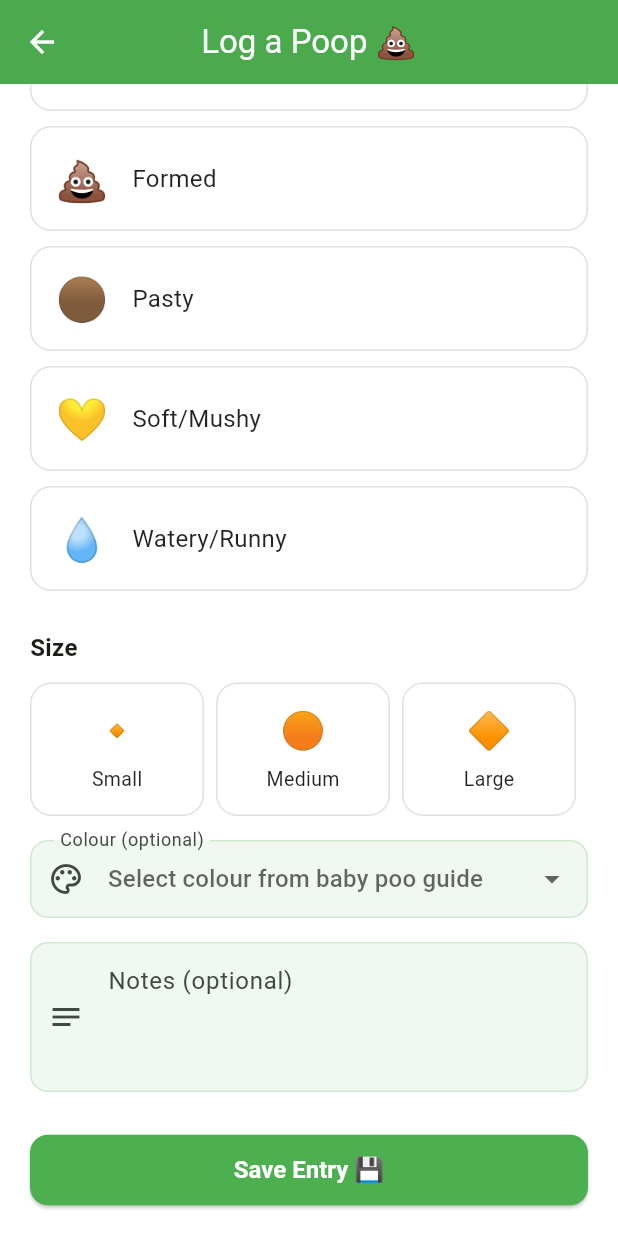
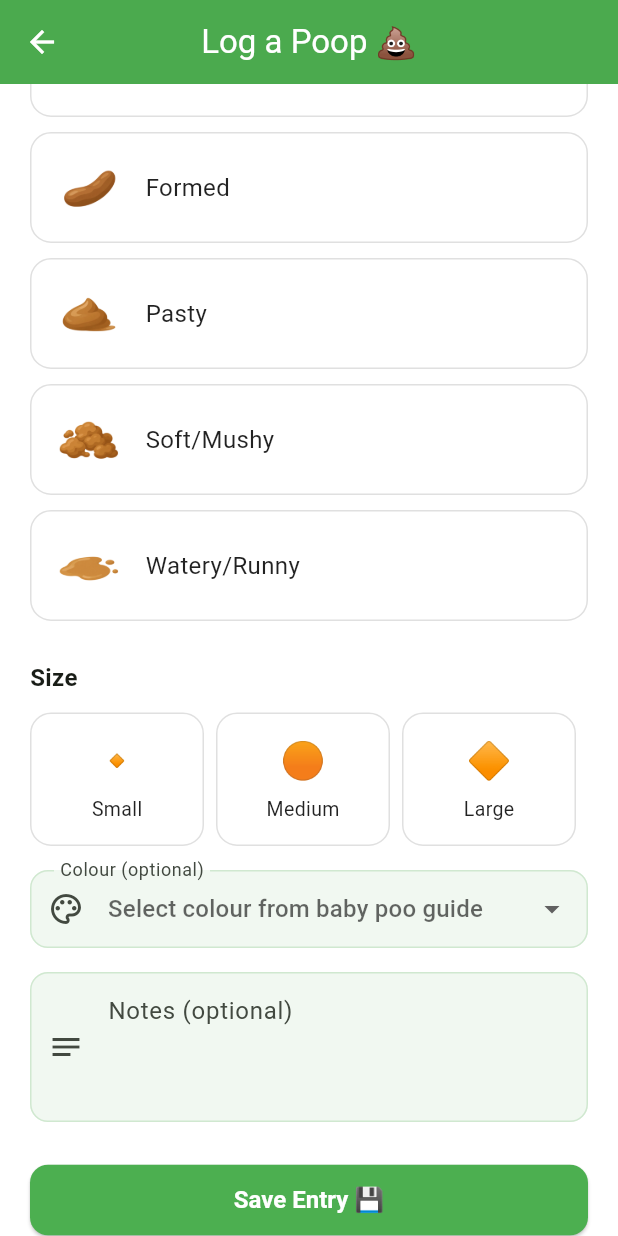
Before and after one commit to xNorbertx/potty-tracker, a Flutter app: the LogPoopScreen screen opened directly with empty values, scrolled down 246 dp, on a phone screen of 412 x 824 dp. Run offline on Flutter 3.47's test engine with Material 3 defaults, Android fonts, the phone set to English and light mode, and no system bars; our stand-ins replace cloud_firestore, cloud_functions, connectivity_plus, firebase_auth, firebase_core, flutter_slidable and 4 more; accounts and stored records are empty.

Commit message:
Replace consistency emojis with clear poop illustrations (#34)

```diff
--- a/lib/models/consistency.dart
+++ b/lib/models/consistency.dart
@@ -1,5 +1,3 @@
-import 'package:flutter/material.dart';
-
 enum Consistency {
   hard,
   formed,
@@ -9,20 +7,7 @@ enum Consistency {
 }
 
 extension ConsistencyExtension on Consistency {
-  String get emoji {
-    switch (this) {
-      case Consistency.hard:
-        return '🪨';
-      case Consistency.formed:
-        return '💩';
-      case Consistency.pasty:
-        return '🟤';
-      case Consistency.soft:
-        return '💛';
-      case Consistency.watery:
-        return '💧';
-    }
-  }
+  String get assetPath => 'assets/consistency/$name.png';
 
   String get label {
     switch (this) {
@@ -39,21 +24,6 @@ extension ConsistencyExtension on Consistency {
     }
   }
 
-  Color get color {
-    switch (this) {
-      case Consistency.hard:
-        return const Color(0xFF757575);
-      case Consistency.formed:
-        return const Color(0xFF6D4C41);
-      case Consistency.pasty:
-        return const Color(0xFFA1887F);
-      case Consistency.soft:
-        return const Color(0xFFFDD835);
-      case Consistency.watery:
-        return const Color(0xFF29B6F6);
-    }
-  }
-
   String get value => name;
 
   static Consistency fromString(String value) {
--- /dev/null
+++ b/lib/widgets/consistency_illustration.dart
@@ -0,0 +1,23 @@
+import 'package:flutter/material.dart';
+import '../models/consistency.dart';
+
+/// The adjacent text supplies the accessible category label.
+class ConsistencyIllustration extends StatelessWidget {
+  final Consistency consistency;
+  final double size;
+
+  const ConsistencyIllustration({
+    super.key,
+    required this.consistency,
+    this.size = 44,
+  });
+
+  @override
+  Widget build(BuildContext context) => Image.asset(
+        consistency.assetPath,
+        width: size,
+        height: size,
+        fit: BoxFit.contain,
+        excludeFromSemantics: true,
+      );
+}
--- a/lib/widgets/consistency_selector.dart
+++ b/lib/widgets/consistency_selector.dart
@@ -1,5 +1,6 @@
 import 'package:flutter/material.dart';
 import '../models/consistency.dart';
+import 'consistency_illustration.dart';
 
 class ConsistencySelector extends StatelessWidget {
   final Consistency? selected;
@@ -53,45 +54,40 @@ class _ConsistencyCard extends StatelessWidget {
           duration: const Duration(milliseconds: 200),
           padding: const EdgeInsets.symmetric(horizontal: 16, vertical: 14),
           decoration: BoxDecoration(
-            color: isSelected
-                ? consistency.color.withValues(alpha: 0.15)
-                : Colors.white,
+            color: isSelected ? const Color(0xFFE8F5E9) : Colors.white,
             borderRadius: BorderRadius.circular(14),
             border: Border.all(
-              color: isSelected ? consistency.color : const Color(0xFFE0E0E0),
+              color: isSelected
+                  ? const Color(0xFF4CAF50)
+                  : const Color(0xFFE0E0E0),
               width: isSelected ? 2 : 1,
             ),
             boxShadow: isSelected
-                ? [
+                ? const [
                     BoxShadow(
-                      color: consistency.color.withValues(alpha: 0.2),
+                      color: Color(0x334CAF50),
                       blurRadius: 8,
-                      offset: const Offset(0, 2),
+                      offset: Offset(0, 2),
                     ),
                   ]
                 : [],
           ),
           child: Row(
             children: [
-              Text(
-                consistency.emoji,
-                style: const TextStyle(fontSize: 28),
-              ),
+              ConsistencyIllustration(consistency: consistency),
               const SizedBox(width: 16),
-              Text(
+              Expanded(
+                  child: Text(
                 consistency.label,
                 style: TextStyle(
                   fontSize: 16,
-                  fontWeight:
-                      isSelected ? FontWeight.w600 : FontWeight.normal,
-                  color: isSelected
-                      ? consistency.color.withValues(alpha: 0.9)
-                      : Colors.black87,
+                  fontWeight: isSelected ? FontWeight.w600 : FontWeight.normal,
+                  color: isSelected ? const Color(0xFF2E7D32) : Colors.black87,
                 ),
-              ),
-              const Spacer(),
+              )),
               if (isSelected)
-                Icon(Icons.check_circle, color: consistency.color, size: 22),
+                const Icon(Icons.check_circle,
+                    color: Color(0xFF4CAF50), size: 22),
             ],
           ),
         ),
--- a/pubspec.yaml
+++ b/pubspec.yaml
@@ -34,3 +34,4 @@ flutter:
   uses-material-design: true
   assets:
     - assets/achievements/
+    - assets/consistency/
```
Also changed, not shown: lib/widgets/poop_entry_tile.dart (+5 -4 lines), tool/consistency_preview.dart (added, +50 -0 lines), assets/consistency/formed.png (added), assets/consistency/hard.png (added), assets/consistency/pasty.png (added), assets/consistency/soft.png (added), assets/consistency/watery.png (added), 2 other files.
